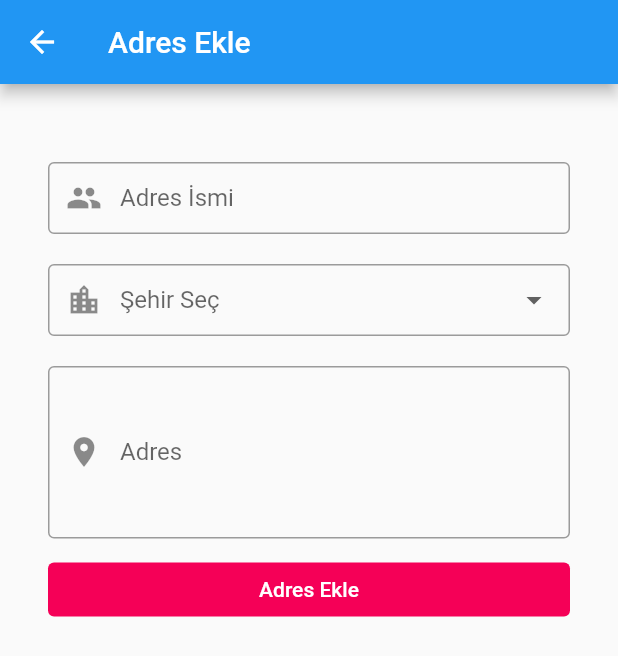
After one commit to onurozbay7/MobileHairdresserApp-Flutter, a Flutter app: the CreateAdressPage screen opened directly, on a phone screen of 412 x 824 dp. The commit adds this screen. Shown: the top 656 px of the screen. Run offline on Flutter 3.47's test engine with Material 2 defaults, Android fonts, the phone set to English and light mode, and no system bars; our stand-ins replace shared_preferences; accounts and stored records are empty.

Commit message:
create user adress features

```diff
--- a/lib/main.dart
+++ b/lib/main.dart
@@ -17,8 +17,8 @@ class MyApp extends StatelessWidget {
   Widget build(BuildContext context) {
     return MaterialApp(
       debugShowCheckedModeBanner: false,
-      theme: ThemeData.dark(),
-      home: const LoginPage(),
+      //theme: ThemeData.dark(),
+      home: const Loading(),
 
     );
   }
--- /dev/null
+++ b/lib/screens/create_adress_page.dart
@@ -0,0 +1,105 @@
+import 'package:flutter/material.dart';
+import 'package:mobilehairdresser_app/services/user_adress_service.dart';
+
+import '../constant.dart';
+import '../models/api_response.dart';
+import '../services/user_service.dart';
+
+class CreateAdressPage extends StatefulWidget {
+  CreateAdressPage({Key? key}) : super(key: key);
+
+  @override
+  State<CreateAdressPage> createState() => _CreateAdressPageState();
+}
+final GlobalKey<FormState> formkey = GlobalKey<FormState>();
+class _CreateAdressPageState extends State<CreateAdressPage> {
+  final TextEditingController
+  adresNameController = TextEditingController(),
+  adresController = TextEditingController();
+
+  String? value;
+  bool loading = false;
+
+
+  void _createAdress() async {
+    ApiResponse response = await createUserAdress(adresNameController.text, value.toString(), adresController.text);
+    if(response.error == null) {
+      print(response.data);
+    }
+    else {
+      setState(() {
+        loading = !loading;
+      });
+      ScaffoldMessenger.of(context).showSnackBar(SnackBar(
+        content: Text('${response.error}'),
+      ));
+    }
+  }
+
+
+
+  @override
+  Widget build(BuildContext context) {
+    return Scaffold(
+      appBar: AppBar(
+        title: Text("Adres Ekle"),
+      ),
+
+      body: Form(
+        key: formkey,
+        child: ListView(
+          padding: const EdgeInsets.all(32),
+          children: [
+
+            const SizedBox(height: 20,),
+
+            TextFormField(
+                controller: adresNameController,
+                validator: (val) => val!.isEmpty ? 'Adres ismi boş bırakılamaz' : null,
+                decoration: kInputDecoration("Adres İsmi",const Icon(Icons.people))
+              ),
+
+              const SizedBox(height: 20,),
+
+              DropdownButtonFormField<String>(
+                value: value,
+                validator: (val) => val == null ? 'Şehir boş bırakılamaz' : null,
+                decoration: kInputDecoration("Şehir Seç", Icon(Icons.location_city)),
+                items: sehirler.map(buildMenuItem).toList(),
+                onChanged: (value) => setState(() => this.value = value),
+              ),
+
+              const SizedBox(height: 20,),
+
+              TextFormField(
+                maxLines: 5,
+                controller: adresController,
+                validator: (val) => val!.isEmpty ? 'Adres bırakılamaz' : null,
+                decoration: kInputDecoration("Adres",const Icon(Icons.location_on))
+              ),
+
+              const SizedBox(height: 10,),
+
+
+              loading ?const Center(child: CircularProgressIndicator(),)
+              :
+              kTextButton("Adres Ekle", (){
+              if(formkey.currentState!.validate()){
+                setState(() {
+                  loading = true;
+                  _createAdress();
+                  Navigator.pop(context);
+                });
+              }
+                }),
+
+          ],
+        ),
+      ),
+    );
+
+
+  }
+
+  DropdownMenuItem<String> buildMenuItem(String item) => DropdownMenuItem(value: item, child: Text(item),);
+}
--- a/lib/services/user_service.dart
+++ b/lib/services/user_service.dart
@@ -5,6 +5,7 @@ import 'dart:convert';
 import 'package:mobilehairdresser_app/constant.dart';
 import 'package:mobilehairdresser_app/models/api_response.dart';
 import 'package:http/http.dart' as http;
+import 'package:mobilehairdresser_app/models/user_adress.dart';
 import 'package:shared_preferences/shared_preferences.dart';
 import '../models/user.dart';
 
@@ -37,7 +38,7 @@ Future<ApiResponse> login (String email, String password) async {
     }
   }
   catch(e) {
-    apiResponse.error = serverError;
+    apiResponse.error = e.toString();
   }
 
   return apiResponse;
@@ -66,7 +67,6 @@ Future<ApiResponse> register (String name, String phone,String email, String pas
       case 200:
 
         apiResponse.data = User.fromJson(jsonDecode(response.body));
-        print(apiResponse.data);
         break;
       case 422:
         final errors = jsonDecode(response.body)['errors'];
```
Also changed, not shown: lib/constant.dart (+8 -1 lines), lib/models/user_adress.dart (added, +26 -0 lines), lib/screens/home_page.dart (+98 -7 lines), lib/screens/user_adress_page.dart (added, +152 -0 lines), lib/services/user_adress_service.dart (added, +136 -0 lines).
